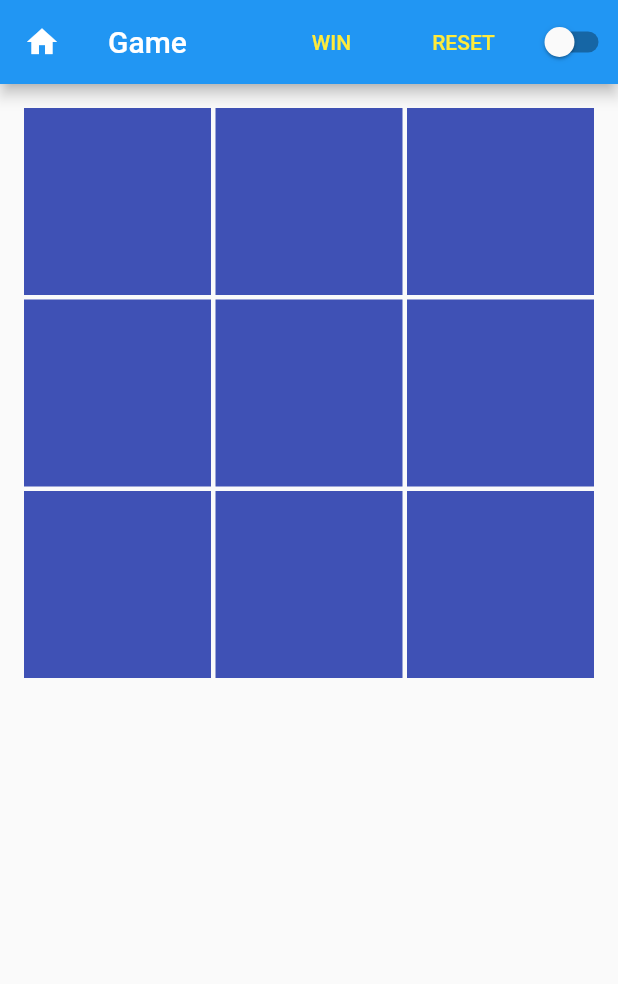
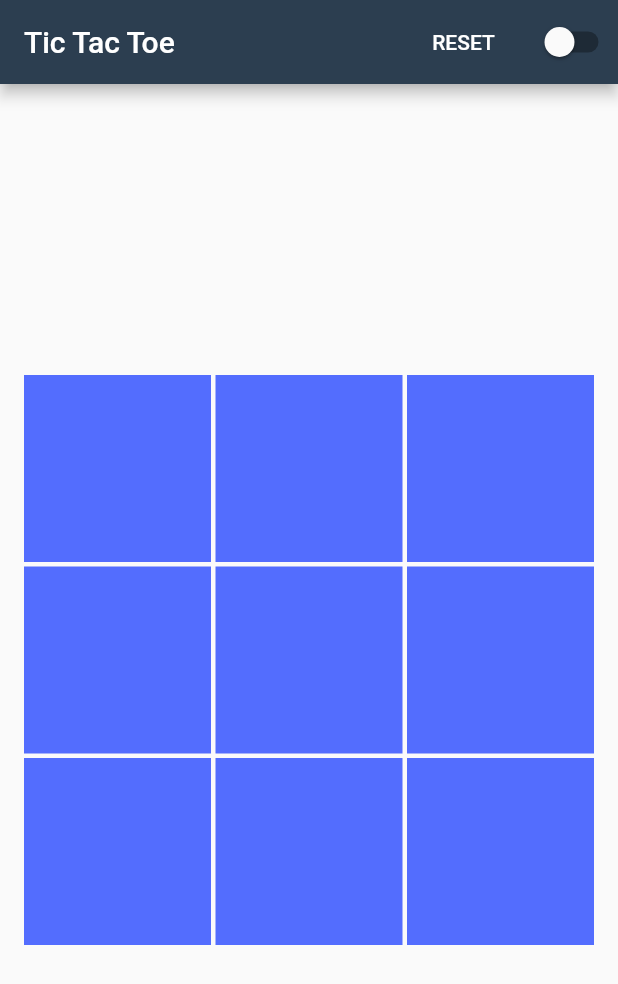
Before and after one commit to ckdevrel/TicTacToeFlutter, a Flutter app: the screen it shows after launch, on a phone screen of 412 x 824 dp. Shown: the top 984 px of the screen. Run offline on Flutter 3.47's test engine with Material 2 defaults, Android fonts, the phone set to English and light mode, and no system bars.

```diff
--- a/lib/ComputerWidget.dart
+++ b/lib/ComputerWidget.dart
@@ -5,7 +5,7 @@ class ComputerWidget extends StatelessWidget {
   @override
   Widget build(BuildContext context) {
     return Container(
-        color: Colors.indigo,
+        color: Colors.indigoAccent,
         alignment: Alignment.center,
         child: CircleAvatar(backgroundColor: Colors.pinkAccent, radius: 30));
   }
--- a/lib/GameRules.dart
+++ b/lib/GameRules.dart
@@ -40,10 +40,4 @@ class GameRules {
         .toList()
         .toString();
   }
-
-  void winGame() {
-    updateState(0, GameState(position: "1,1", value: "W"));
-    updateState(4, GameState(position: "2,2", value: "I"));
-    updateState(8, GameState(position: "3,3", value: "N"));
-  }
 }
--- a/lib/HomeScreen.dart
+++ b/lib/HomeScreen.dart
@@ -33,21 +33,11 @@ class _HomePageState extends State<HomeScreen> {
   @override
   Widget build(BuildContext context) {
     return MaterialApp(
+      debugShowCheckedModeBanner: false,
       home: new Scaffold(
           appBar: new AppBar(
+            backgroundColor: Color.fromRGBO(44, 62, 80, 1),
             actions: <Widget>[
-              FlatButton(
-                onPressed: () {
-                  setState(() {
-                    gameRules.winGame();
-                  });
-                },
-                padding: EdgeInsets.all(0),
-                child: Text(
-                  'WIN',
-                  style: TextStyle(color: Colors.yellow),
-                ),
-              ),
               FlatButton(
                 onPressed: () {
                   setState(() {
@@ -57,7 +47,7 @@ class _HomePageState extends State<HomeScreen> {
                 padding: EdgeInsets.all(0),
                 child: Text(
                   'RESET',
-                  style: TextStyle(color: Colors.yellow),
+                  style: TextStyle(color: Colors.white),
                 ),
               ),
               Switch(
@@ -68,19 +58,15 @@ class _HomePageState extends State<HomeScreen> {
                     });
                   }),
             ],
-            leading: Icon(Icons.home),
-            title: new Text('Game'),
+            title: new Text('Tic Tac Toe'),
           ),
-          body: Column(
-            children: <Widget>[
-              Expanded(
+          body: Center(
             child: GridView.builder(
+              shrinkWrap: true,
                 itemCount: gameRules.getCount(),
                 padding: EdgeInsets.all(16),
                 gridDelegate: new SliverGridDelegateWithFixedCrossAxisCount(
-                        crossAxisCount: 3,
-                        mainAxisSpacing: 3,
-                        crossAxisSpacing: 3),
+                    crossAxisCount: 3, mainAxisSpacing: 3, crossAxisSpacing: 3),
                 itemBuilder: (BuildContext context, int index) {
                   GameState gameState = gameRules.getGameState(index);
                   String value = gameState.getValue;
@@ -103,13 +89,6 @@ class _HomePageState extends State<HomeScreen> {
                     },
                   );
                 }),
-              ),
-              Padding(
-                padding: const EdgeInsets.all(24.0),
-                child: Text(jsonData ?? "",
-                    style: TextStyle(color: Colors.pinkAccent, fontSize: 10)),
-              ),
-            ],
           )),
     );
   }
@@ -133,7 +112,7 @@ class _HomePageState extends State<HomeScreen> {
         childWidget = WinWidget('N');
         break;
       default:
-        childWidget = Container(color: Colors.indigo);
+        childWidget = Container(color: Colors.indigoAccent);
         break;
     }
     return childWidget;
--- a/lib/PlayerWidget.dart
+++ b/lib/PlayerWidget.dart
@@ -4,7 +4,7 @@ class PlayerWidget extends StatelessWidget {
   @override
   Widget build(BuildContext context) {
     return Container(
-      color: Colors.indigo,
+      color: Colors.indigoAccent,
       alignment: Alignment.center,
       child: Icon(Icons.close, color: Colors.yellowAccent, size: 60)
     );
```
Also changed, not shown: 1 other file. Lines whose indentation alone changed are shown as unchanged.
